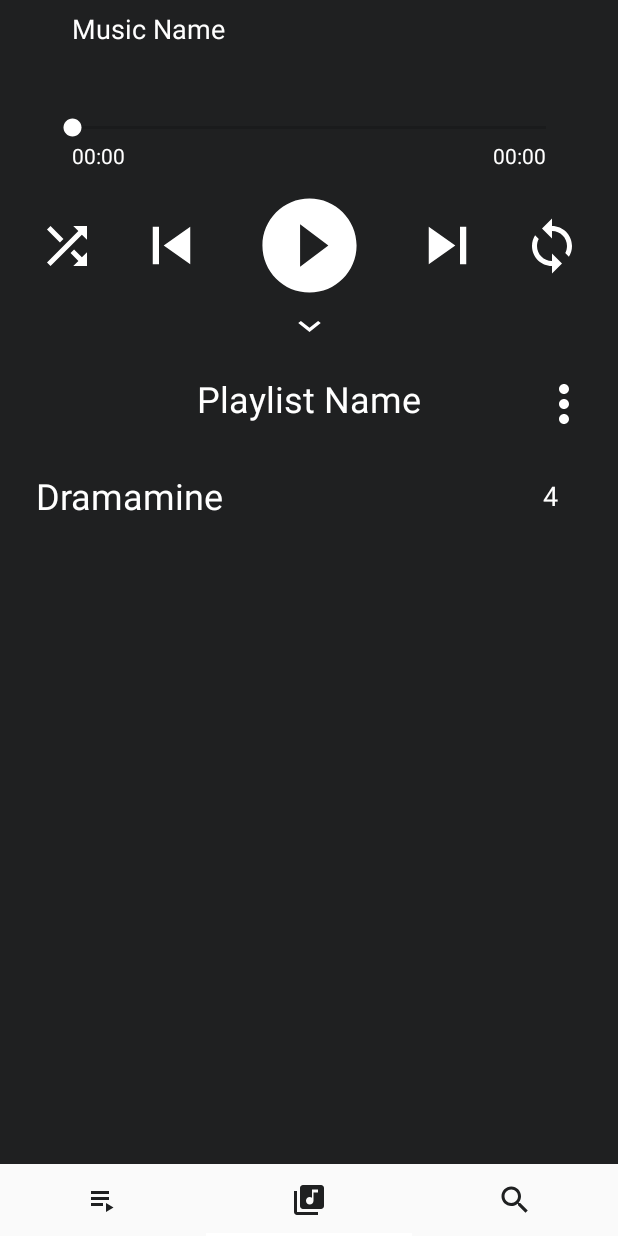
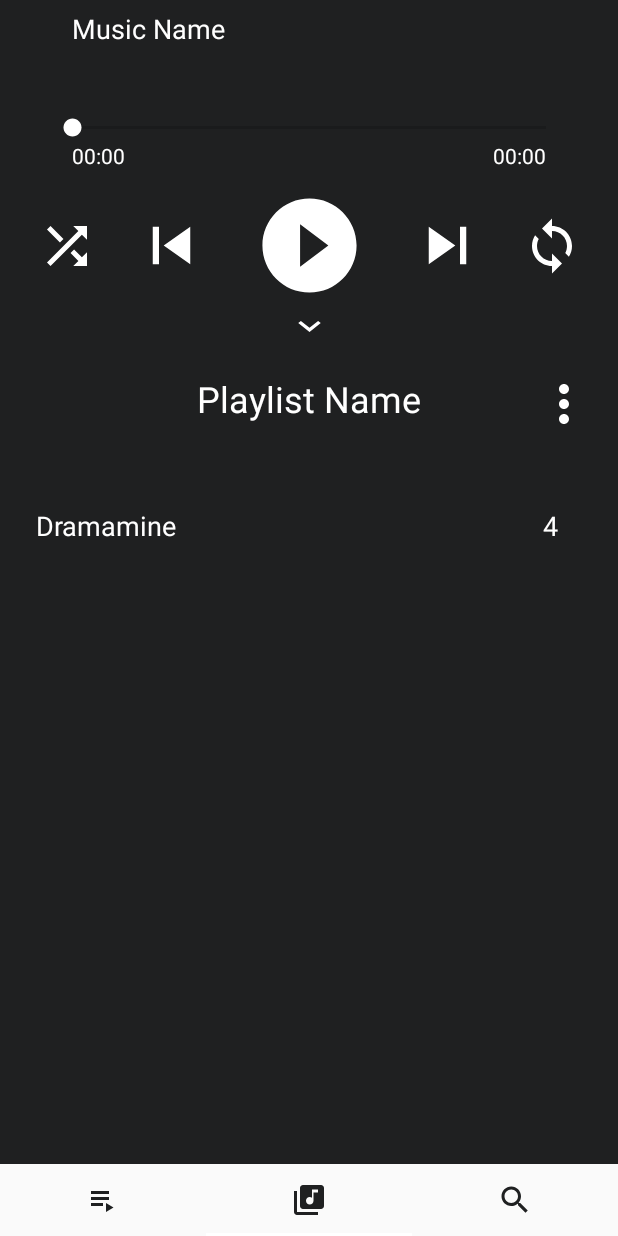
Before and after one commit to LucasLassiter/Jackdaw, an Android app: the screen it shows after launch (MainActivity), scrolled down 542 dp, on a phone screen of 412 x 824 dp. Run offline under Robolectric (Android 15) with nearby library versions, the light colour scheme and no system bars; our stand-ins replace data binding.

Commit message:
Organized files

```diff
--- a/app/src/main/java/com/example/jackdaw/MainActivity.kt
+++ b/app/src/main/java/com/example/jackdaw/MainActivity.kt
@@ -6,8 +6,9 @@ import android.os.Bundle
 import android.util.Log
 import androidx.annotation.RequiresApi
 import androidx.databinding.DataBindingUtil
+import com.example.jackdaw.adapters.PagerAdapter
+import com.example.jackdaw.helpers.RetrieveAllSongs
 import com.example.jackdaw.databinding.ActivityMainBinding
-import kotlinx.android.synthetic.main.activity_main.*
 
 class MainActivity : AppCompatActivity() {
 
@@ -23,6 +24,8 @@ class MainActivity : AppCompatActivity() {
         binding.viewPager.adapter = pagerAdapter
         binding.tabBar.setupWithViewPager(binding.viewPager)
 
+        Log.d("Names", "0")
+
         //TODO:: Find a way to do this with xml or something cause I don't think it should
         // be done with code
         binding.tabBar.getTabAt(0)?.setIcon(R.drawable.ic_baseline_playlist_play_36)
--- a/app/src/main/java/com/example/jackdaw/SearchFragment.kt
+++ /dev/null
@@ -1,59 +0,0 @@
-package com.example.jackdaw
-
-import android.os.Bundle
-import androidx.fragment.app.Fragment
-import android.view.LayoutInflater
-import android.view.View
-import android.view.ViewGroup
-
-// TODO: Rename parameter arguments, choose names that match
-// the fragment initialization parameters, e.g. ARG_ITEM_NUMBER
-private const val ARG_PARAM1 = "param1"
-private const val ARG_PARAM2 = "param2"
-
-/**
- * A simple [Fragment] subclass.
- * Use the [SearchFragment.newInstance] factory method to
- * create an instance of this fragment.
- */
-class SearchFragment : Fragment() {
-    // TODO: Rename and change types of parameters
-    private var param1: String? = null
-    private var param2: String? = null
-
-    override fun onCreate(savedInstanceState: Bundle?) {
-        super.onCreate(savedInstanceState)
-        arguments?.let {
-            param1 = it.getString(ARG_PARAM1)
-            param2 = it.getString(ARG_PARAM2)
-        }
-    }
-
-    override fun onCreateView(
-        inflater: LayoutInflater, container: ViewGroup?,
-        savedInstanceState: Bundle?
-    ): View? {
-        // Inflate the layout for this fragment
-        return inflater.inflate(R.layout.fragment_search, container, false)
-    }
-
-    companion object {
-        /**
-         * Use this factory method to create a new instance of
-         * this fragment using the provided parameters.
-         *
-         * @param param1 Parameter 1.
-         * @param param2 Parameter 2.
-         * @return A new instance of fragment SearchFragment.
-         */
-        // TODO: Rename and change types and number of parameters
-        @JvmStatic
-        fun newInstance(param1: String, param2: String) =
-            SearchFragment().apply {
-                arguments = Bundle().apply {
-                    putString(ARG_PARAM1, param1)
-                    putString(ARG_PARAM2, param2)
-                }
-            }
-    }
-}
--- a/app/src/main/java/com/example/jackdaw/PagerAdapter.kt
+++ b/app/src/main/java/com/example/jackdaw/adapters/PagerAdapter.kt
@@ -1,8 +1,11 @@
-package com.example.jackdaw
+package com.example.jackdaw.adapters
 
 import androidx.fragment.app.Fragment
 import androidx.fragment.app.FragmentManager
 import androidx.fragment.app.FragmentPagerAdapter
+import com.example.jackdaw.fragments.MusicHolderFragment
+import com.example.jackdaw.fragments.PlayListFragment
+import com.example.jackdaw.fragments.SearchFragment
 
 class PagerAdapter(fm: FragmentManager, numOfTabs: Int) : FragmentPagerAdapter(fm, BEHAVIOR_RESUME_ONLY_CURRENT_FRAGMENT) {
 
--- a/app/src/main/java/com/example/jackdaw/PlaylistAdapter.kt
+++ b/app/src/main/java/com/example/jackdaw/adapters/PlaylistAdapter.kt
@@ -1,9 +1,11 @@
-package com.example.jackdaw
+package com.example.jackdaw.adapters
 
 import android.view.LayoutInflater
 import android.view.View
 import android.view.ViewGroup
 import androidx.recyclerview.widget.RecyclerView
+import com.example.jackdaw.dataClasses.Playlists
+import com.example.jackdaw.R
 import kotlinx.android.synthetic.main.playlist_recyclerview.view.*
 
 class PlaylistAdapter(
--- a/app/src/main/java/com/example/jackdaw/SongAdapter.kt
+++ b/app/src/main/java/com/example/jackdaw/adapters/SongAdapter.kt
@@ -1,10 +1,11 @@
-package com.example.jackdaw
+package com.example.jackdaw.adapters
 
 import android.view.LayoutInflater
 import android.view.View
 import android.view.ViewGroup
 import androidx.recyclerview.widget.RecyclerView
-import kotlinx.android.synthetic.main.playlist_recyclerview.view.*
+import com.example.jackdaw.R
+import com.example.jackdaw.dataClasses.SongsDataClass
 import kotlinx.android.synthetic.main.song_recycleview.view.*
 
 class SongAdapter(
--- a/app/src/main/java/com/example/jackdaw/Playlists.kt
+++ b/app/src/main/java/com/example/jackdaw/dataClasses/Playlists.kt
@@ -1,4 +1,4 @@
-package com.example.jackdaw
+package com.example.jackdaw.dataClasses
 
 data class Playlists(
     var name: String,
--- a/app/src/main/java/com/example/jackdaw/SongsDataClass.kt
+++ b/app/src/main/java/com/example/jackdaw/dataClasses/SongsDataClass.kt
@@ -1,4 +1,4 @@
-package com.example.jackdaw
+package com.example.jackdaw.dataClasses
 
 data class SongsDataClass(
     var name: String,
--- a/app/src/main/java/com/example/jackdaw/MusicHolderFragment.kt
+++ b/app/src/main/java/com/example/jackdaw/fragments/MusicHolderFragment.kt
@@ -1,7 +1,6 @@
-package com.example.jackdaw
+package com.example.jackdaw.fragments
 
 import android.os.Bundle
-import android.util.Log
 import androidx.fragment.app.Fragment
 import android.view.LayoutInflater
 import android.view.View
@@ -9,10 +8,8 @@ import android.view.ViewGroup
 import androidx.databinding.DataBindingUtil
 import androidx.fragment.app.FragmentActivity
 import androidx.viewpager2.adapter.FragmentStateAdapter
-import com.example.jackdaw.databinding.ActivityMainBinding
-import com.example.jackdaw.databinding.FragmentMusicBinding
+import com.example.jackdaw.R
 import com.example.jackdaw.databinding.FragmentMusicHolderBinding
-import com.example.jackdaw.databinding.FragmentPlayListBinding
 
 private const val NUM_PAGES = 2
 
@@ -43,7 +40,7 @@ class MusicHolderFragment : Fragment() {
         override fun createFragment(position: Int): Fragment {
             return when(position) {
                 0 -> MusicFragment()
-                1 -> MusicPlaylist()
+                1 -> MusicPlaylistFragment()
                 else -> null!!
             }
         }
--- a/app/src/main/java/com/example/jackdaw/MusicPlaylist.kt
+++ b/app/src/main/java/com/example/jackdaw/fragments/MusicPlaylistFragment.kt
@@ -1,18 +1,26 @@
-package com.example.jackdaw
+package com.example.jackdaw.fragments
 
+import android.os.Build
 import android.os.Bundle
 import androidx.fragment.app.Fragment
 import android.view.LayoutInflater
 import android.view.View
 import android.view.ViewGroup
+import androidx.annotation.RequiresApi
 import androidx.databinding.DataBindingUtil
 import androidx.recyclerview.widget.LinearLayoutManager
-import com.example.jackdaw.databinding.FragmentMusicBinding
+import com.example.jackdaw.adapters.SongAdapter
+import com.example.jackdaw.R
+import com.example.jackdaw.helpers.RetrieveAllSongs
+import com.example.jackdaw.dataClasses.SongsDataClass
 import com.example.jackdaw.databinding.FragmentMusicPlaylistBinding
 
 
-class MusicPlaylist : Fragment() {
+class MusicPlaylistFragment : Fragment() {
 
+    private var retrieveAllSongs: RetrieveAllSongs = RetrieveAllSongs()
+
+    @RequiresApi(Build.VERSION_CODES.Q)
     override fun onCreateView(
         inflater: LayoutInflater, container: ViewGroup?,
         savedInstanceState: Bundle?
@@ -29,6 +37,15 @@ class MusicPlaylist : Fragment() {
             SongsDataClass("Dramamine", 4)
         )
 
+
+        context?.let { retrieveAllSongs.retrieveAllSongs(it) }
+
+        for(name in retrieveAllSongs.getAllSongsNames())
+        {
+            musicList.add(SongsDataClass(name, 4))
+        }
+
+
         val adapter = SongAdapter(musicList)
         binding.musiclistRecycleview.adapter = adapter
         binding.musiclistRecycleview.layoutManager = LinearLayoutManager(context)
--- /dev/null
+++ b/app/src/main/java/com/example/jackdaw/fragments/SearchFragment.kt
@@ -0,0 +1,32 @@
+package com.example.jackdaw.fragments
+
+import android.os.Bundle
+import androidx.fragment.app.Fragment
+import android.view.LayoutInflater
+import android.view.View
+import android.view.ViewGroup
+import com.example.jackdaw.R
+
+// TODO: Rename parameter arguments, choose names that match
+// the fragment initialization parameters, e.g. ARG_ITEM_NUMBER
+
+/**
+ * A simple [Fragment] subclass.
+ * Use the [SearchFragment.newInstance] factory method to
+ * create an instance of this fragment.
+ */
+class SearchFragment : Fragment() {
+
+    override fun onCreate(savedInstanceState: Bundle?) {
+        super.onCreate(savedInstanceState)
+
+    }
+
+    override fun onCreateView(
+        inflater: LayoutInflater, container: ViewGroup?,
+        savedInstanceState: Bundle?
+    ): View? {
+        // Inflate the layout for this fragment
+        return inflater.inflate(R.layout.fragment_search, container, false)
+    }
+}
--- a/app/src/main/java/com/example/jackdaw/RetrieveAllSongs.kt
+++ b/app/src/main/java/com/example/jackdaw/helpers/RetrieveAllSongs.kt
@@ -1,15 +1,11 @@
-package com.example.jackdaw
+package com.example.jackdaw.helpers
 
 import android.content.ContentUris
 import android.content.Context
-import android.database.Cursor
 import android.net.Uri
 import android.os.Build
 import android.provider.MediaStore
-import android.util.Log
 import androidx.annotation.RequiresApi
-import java.net.URI
-import java.util.concurrent.TimeUnit
 
 
 class RetrieveAllSongs {
--- a/app/src/main/res/layout/fragment_music_playlist.xml
+++ b/app/src/main/res/layout/fragment_music_playlist.xml
@@ -6,7 +6,7 @@
         android:layout_width="match_parent"
         android:layout_height="match_parent"
         android:background="@color/colorPrimaryDark"
-        tools:context=".MusicPlaylist">
+        tools:context=".fragments.MusicPlaylistFragment">
 
         <!-- TODO: Update blank fragment layout -->
 
--- a/app/src/main/res/layout/fragment_search.xml
+++ b/app/src/main/res/layout/fragment_search.xml
@@ -3,7 +3,7 @@
     xmlns:tools="http://schemas.android.com/tools"
     android:layout_width="match_parent"
     android:layout_height="match_parent"
-    tools:context=".SearchFragment">
+    tools:context=".fragments.SearchFragment">
 
     <!-- TODO: Update blank fragment layout -->
     <TextView
--- a/app/src/main/res/layout/song_recycleview.xml
+++ b/app/src/main/res/layout/song_recycleview.xml
@@ -10,9 +10,11 @@
         android:layout_width="wrap_content"
         android:layout_height="wrap_content"
         android:layout_marginStart="16dp"
+        android:layout_marginTop="24dp"
+        android:layout_marginBottom="24dp"
         android:text="@string/song_name"
         android:textColor="@color/colorAccent"
-        android:textSize="24sp"
+        android:textSize="18sp"
         app:layout_constraintBottom_toBottomOf="parent"
         app:layout_constraintStart_toStartOf="parent"
         app:layout_constraintTop_toTopOf="parent" />
--- a/app/src/main/res/navigation/navigation.xml
+++ b/app/src/main/res/navigation/navigation.xml
@@ -4,10 +4,10 @@
     app:startDestination="@id/playListFragment">
     <fragment
         android:id="@+id/playListFragment"
-        android:name="com.example.jackdaw.PlayListFragment"
+        android:name="com.example.jackdaw.fragments.PlayListFragment"
         android:label="PlayListFragment" />
     <fragment
         android:id="@+id/musicFragment"
-        android:name="com.example.jackdaw.MusicFragment"
+        android:name="com.example.jackdaw.fragments.MusicFragment"
         android:label="MusicFragment" />
 </navigation>
```
Also changed, not shown: app/src/main/java/com/example/jackdaw/fragments/BottomNavFragment.kt (renamed from app/src/main/java/com/example/jackdaw/BottomNavFragment.kt, +4 -6 lines), app/src/main/java/com/example/jackdaw/fragments/MusicFragment.kt (renamed from app/src/main/java/com/example/jackdaw/MusicFragment.kt, +3 -4 lines), app/src/main/java/com/example/jackdaw/fragments/PlayListFragment.kt (renamed from app/src/main/java/com/example/jackdaw/PlayListFragment.kt, +4 -3 lines), app/src/main/java/com/example/jackdaw/services/MusicForegroundService.kt (added, +30 -0 lines).
